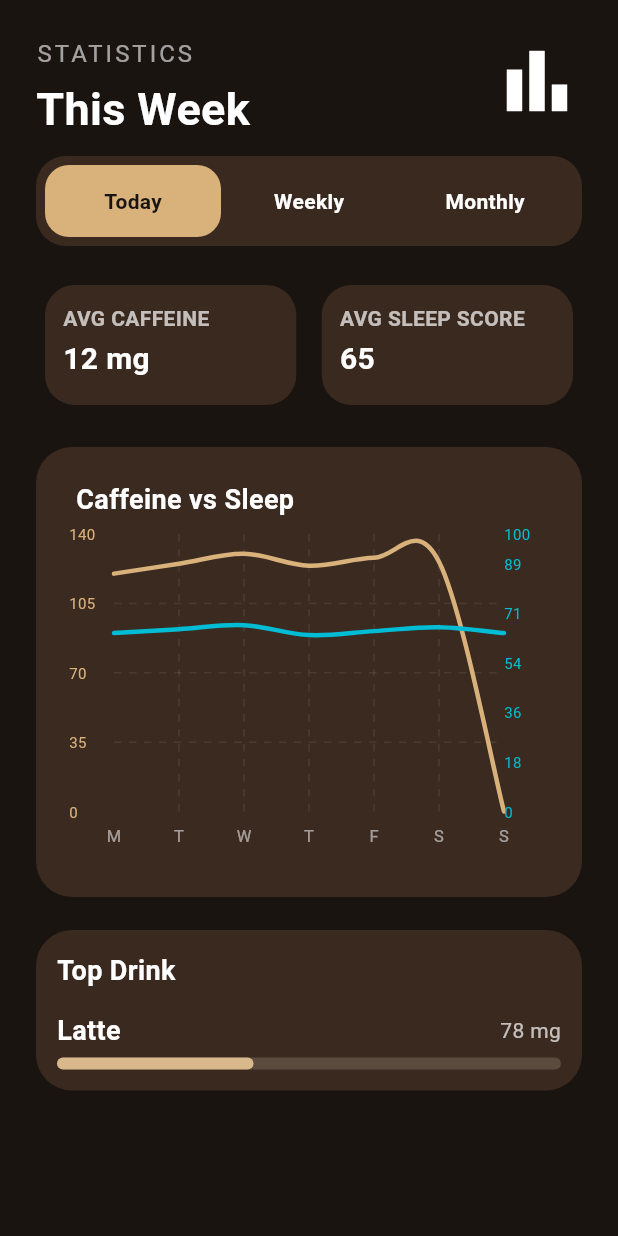
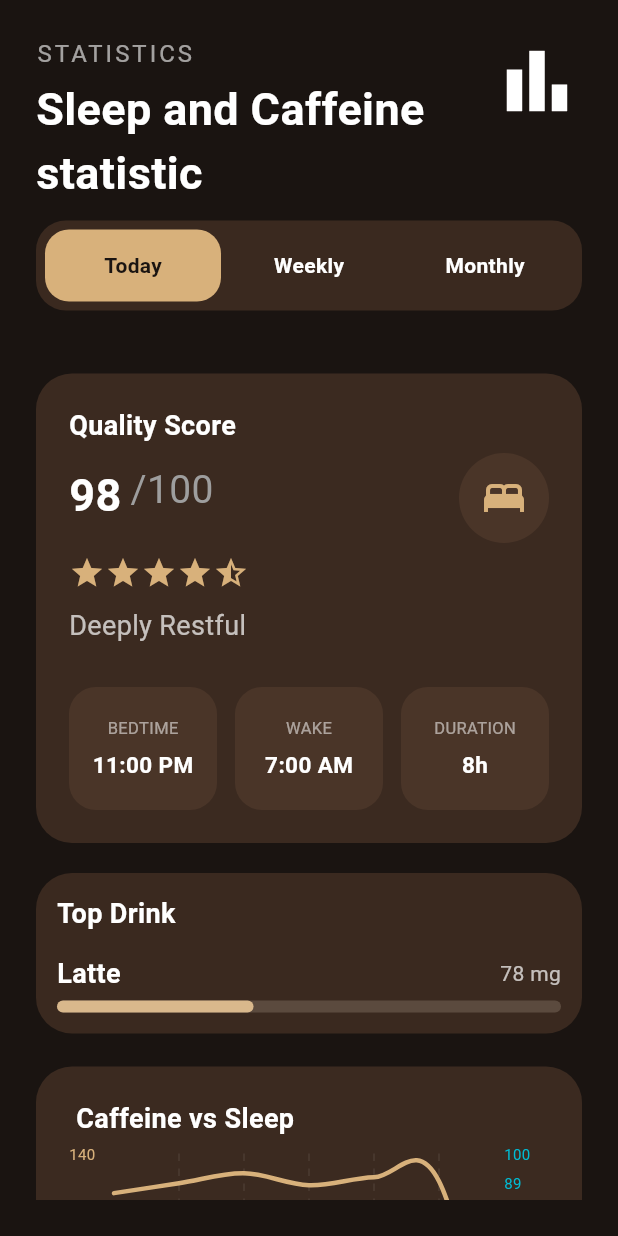
Before and after one commit to NaqiyyahMurshidah/brewclock, a Flutter app: the StatisticsScreen screen opened directly, on a phone screen of 412 x 824 dp. Run offline on Flutter 3.47's test engine with Material 3 defaults, Android fonts, the phone set to English and light mode, and no system bars; drawn by our look-alikes of fl_chart.

Commit message:
change statistic layout (combination sleep and caffeine statistic)

```diff
--- a/lib/screens/home/home_screen.dart
+++ b/lib/screens/home/home_screen.dart
@@ -3,7 +3,6 @@ import '../../widgets/caffeine/active_caffeine_card.dart';
 import '../../widgets/sleep/sleep_score_card.dart';
 import '../../widgets/caffeine/caffeine_limit_card.dart';
 import '../../widgets/caffeine/today_intake_card.dart';
-import '../add_coffee/cafe_log_coffee.dart';
 import '../add_coffee/drink_loc.dart';
 //crossAxisAllignment.start = make it aligns text to the left (start)
 
--- a/lib/screens/statistics/statistic_screen.dart
+++ b/lib/screens/statistics/statistic_screen.dart
@@ -1,10 +1,10 @@
 import 'package:brewclock/widgets/statistics/period_selector.dart';
 import 'package:flutter/material.dart';
-import '../../widgets/statistics/stats_sum_card.dart';
 import '../../widgets/statistics/top_drink_card.dart';
 import '../../widgets/statistics/caff_sleep_chart_card.dart';
 import 'package:fl_chart/fl_chart.dart';
 import '../../widgets/common/page_header.dart';
+import '../../widgets/sleep/sleep_score_card.dart';
 
 class StatisticsScreen extends StatefulWidget {
   const StatisticsScreen({super.key});
@@ -48,7 +48,7 @@ class _StatisticsScreenState extends State<StatisticsScreen> {
               //the top title
               PageHeader(
                 label: "STATISTICS",
-                title: "This Week",
+                title: "Sleep and Caffeine statistic",
                 icon: Icons.bar_chart_outlined,
               ),
 
@@ -67,7 +67,28 @@ class _StatisticsScreenState extends State<StatisticsScreen> {
               const SizedBox(height: 20),
 
               //stat_cum_card
-              StatsSumCard(avgCaffeine: 12, avgSleepScore: 65),
+              // StatsSumCard(avgCaffeine: 12, avgSleepScore: 65),
+
+              // quality score card
+              const SizedBox(height: 22),
+               SleepScoreCard(
+                score: 98,
+                quality: "Deeply Restful",
+                bedtime: "11:00 PM",
+                wakeTime: "7:00 AM",
+                duration: "8h",
+                isExpanded: true,
+              ),
+
+              //caffeine average card
+              const SizedBox(height: 20),
+
+              //top_drink_card
+              TopDrinkCard(
+                topDrinkMg: 78,
+                caffeineType: "Latte",
+                maxCaffeine: 200,
+              ),
 
               const SizedBox(height: 22),
 
@@ -78,13 +99,6 @@ class _StatisticsScreenState extends State<StatisticsScreen> {
               ),
 
               const SizedBox(height: 22),
-
-              //top_drink_card
-              TopDrinkCard(
-                topDrinkMg: 78,
-                caffeineType: "Latte",
-                maxCaffeine: 200,
-              ),
             ],
           ),
         ),
--- a/lib/widgets/sleep/sleep_score_card.dart
+++ b/lib/widgets/sleep/sleep_score_card.dart
@@ -117,10 +117,13 @@ class SleepScoreCard extends StatelessWidget {
             Row(
               children: [
                 Expanded(
+                  child: _InfoBox(title: "BEDTIME", value: bedtime),
+                ),
+                const SizedBox(width: 12),
+                Expanded(
                   child: _InfoBox(title: "WAKE", value: wakeTime),
                 ),
                 const SizedBox(width: 12),
-
                 Expanded(
                   child: _InfoBox(title: "DURATION", value: duration),
                 ),
@@ -162,7 +165,7 @@ class _InfoBox extends StatelessWidget {
             value,
             style: const TextStyle(
               color: Colors.white,
-              fontSize: 24,
+              fontSize: 15,
               fontWeight: FontWeight.bold,
             ),
           ),
```
